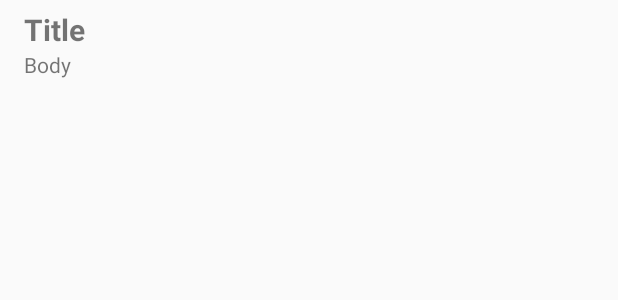
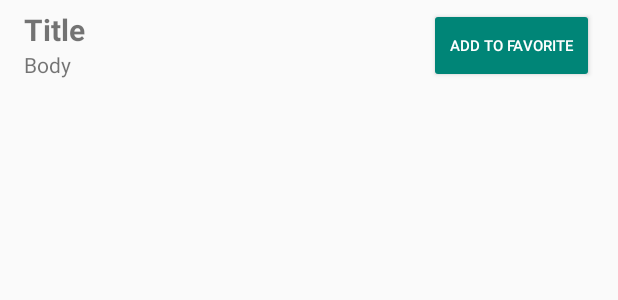
Before and after one commit to dedeandress/android-mvvm-example, an Android app: the layout item_post.xml on its own in the app's theme, with its tools: preview values and no code run, on a phone screen of 412 x 824 dp. Shown: the top 300 px of the screen. Run offline under Robolectric (Android 15) with nearby library versions, the phone set to English and light mode, and no system bars; network calls fail.

```diff
--- a/mvvmlatihan/app/build.gradle
+++ b/mvvmlatihan/app/build.gradle
@@ -10,7 +10,7 @@ android {
     compileSdkVersion 29
     defaultConfig {
         applicationId "com.latihan.mvvmlatihan"
-        minSdkVersion 15
+        minSdkVersion 21
         targetSdkVersion 29
         versionCode 1
         versionName "1.0"
--- a/mvvmlatihan/app/src/main/java/com/latihan/mvvmlatihan/domain/repository/PostRepository.kt
+++ b/mvvmlatihan/app/src/main/java/com/latihan/mvvmlatihan/domain/repository/PostRepository.kt
@@ -13,4 +13,6 @@ interface PostRepository {
     fun insertPost(post: PostModel)
 
     fun getFavoritePost(): LiveData<List<PostModel>>
+
+    fun deleteFavoritePost(post: PostModel)
 }
--- a/mvvmlatihan/app/src/main/java/com/latihan/mvvmlatihan/domain/usecase/PostUsecase.kt
+++ b/mvvmlatihan/app/src/main/java/com/latihan/mvvmlatihan/domain/usecase/PostUsecase.kt
@@ -25,4 +25,8 @@ class PostUsecase @Inject constructor(private val repository: PostRepository) {
         repository.insertPost(postModel)
     }
 
+    fun deletePost(postModel: PostModel) {
+        repository.deleteFavoritePost(postModel)
+    }
+
 }
--- a/mvvmlatihan/app/src/main/java/com/latihan/mvvmlatihan/ui/favorite/FavoriteViewModel.kt
+++ b/mvvmlatihan/app/src/main/java/com/latihan/mvvmlatihan/ui/favorite/FavoriteViewModel.kt
@@ -15,4 +15,8 @@ class FavoriteViewModel(application: Application) : BaseViewModel(application) {
     fun favoritePost(): LiveData<List<PostModel>> {
         return postUsecase.favoritePost()
     }
+
+    fun deletePost(postModel: PostModel) {
+        return postUsecase.deletePost(postModel)
+    }
 }
--- a/mvvmlatihan/app/src/main/java/com/latihan/mvvmlatihan/ui/post/PostAdapter.kt
+++ b/mvvmlatihan/app/src/main/java/com/latihan/mvvmlatihan/ui/post/PostAdapter.kt
@@ -32,7 +32,7 @@ class PostAdapter: RecyclerView.Adapter<PostAdapter.ViewHolder>() {
 
     override fun onBindViewHolder(holder: ViewHolder, position: Int) {
         holder.bindPost(items[position])
-        holder.itemView.setOnClickListener { onItemClickCallback.onItemClicked(items[position]) }
+        holder.addBtn.setOnClickListener { onItemClickCallback.onItemClicked(items[position]) }
     }
 
     override fun onCreateViewHolder(parent: ViewGroup, viewType: Int): ViewHolder {
@@ -46,6 +46,9 @@ class PostAdapter: RecyclerView.Adapter<PostAdapter.ViewHolder>() {
             view.title.text = post.title
             view.body.text = post.body
         }
+
+        val addBtn = view.add_btn
+
     }
 
     interface OnItemClickCallback{
--- a/mvvmlatihan/app/src/main/res/layout/activity_main.xml
+++ b/mvvmlatihan/app/src/main/res/layout/activity_main.xml
@@ -25,9 +25,7 @@
             app:layout_constraintBottom_toBottomOf="parent"
             app:layout_constraintLeft_toLeftOf="parent"
             app:layout_constraintRight_toRightOf="parent"
-            app:menu="@menu/bottom_navigation_menu"
-    >
-
+            app:menu="@menu/bottom_navigation_menu">
     </com.google.android.material.bottomnavigation.BottomNavigationView>
 
 </androidx.constraintlayout.widget.ConstraintLayout>
--- a/mvvmlatihan/app/src/main/res/layout/item_post.xml
+++ b/mvvmlatihan/app/src/main/res/layout/item_post.xml
@@ -1,7 +1,6 @@
 <?xml version="1.0" encoding="utf-8"?>
-<RelativeLayout xmlns:android="http://schemas.android.com/apk/res/android"
+<androidx.constraintlayout.widget.ConstraintLayout xmlns:android="http://schemas.android.com/apk/res/android"
                 xmlns:app="http://schemas.android.com/apk/res-auto"
-                android:orientation="vertical"
                 android:layout_marginTop="6dp"
                 android:layout_marginLeft="16dp"
                 android:layout_marginRight="16dp"
@@ -10,19 +9,36 @@
 
     <TextView
             android:id="@+id/title"
-            android:layout_width="match_parent"
+            android:layout_width="266dp"
             android:layout_height="wrap_content"
             android:text="Title"
             android:textSize="20sp"
             android:textStyle="bold"
-    />
+            app:layout_constraintTop_toTopOf="parent"
+            app:layout_constraintStart_toStartOf="parent"
+            android:layout_marginEnd="8dp"
+            />
 
     <TextView
             android:id="@+id/body"
-            android:layout_width="match_parent"
+            android:layout_width="266dp"
             android:layout_height="wrap_content"
             android:layout_below="@id/title"
+            app:layout_constraintTop_toBottomOf="@id/title"
+            app:layout_constraintStart_toStartOf="parent"
             android:text="Body"
     />
 
-</RelativeLayout>
+    <com.google.android.material.button.MaterialButton
+            style="@style/AppTheme.Button"
+            android:id="@+id/add_btn"
+            android:layout_width="110dp"
+            android:layout_height="50dp"
+            android:textSize="10sp"
+            android:text="Add to favorite"
+            app:layout_constraintEnd_toEndOf="parent"
+            app:layout_constraintTop_toTopOf="@id/title"
+            app:layout_constraintBottom_toBottomOf="@id/body"
+    />
+
+</androidx.constraintlayout.widget.ConstraintLayout>
--- a/mvvmlatihan/app/src/main/res/layout/post_list_fragment.xml
+++ b/mvvmlatihan/app/src/main/res/layout/post_list_fragment.xml
@@ -19,4 +19,5 @@
             android:layout_height="match_parent"
             tools:listitem="@layout/item_post"/>
 
+
 </RelativeLayout>
--- a/mvvmlatihan/app/src/main/res/values/colors.xml
+++ b/mvvmlatihan/app/src/main/res/values/colors.xml
@@ -3,4 +3,5 @@
     <color name="colorPrimary">#008577</color>
     <color name="colorPrimaryDark">#00574B</color>
     <color name="colorAccent">#D81B60</color>
+    <color name="White">#ffff</color>
 </resources>
--- a/mvvmlatihan/app/src/main/res/values/styles.xml
+++ b/mvvmlatihan/app/src/main/res/values/styles.xml
@@ -8,4 +8,16 @@
         <item name="colorAccent">@color/colorAccent</item>
     </style>
 
+    <style name="AppTheme.Button" parent="Widget.AppCompat.Button.Colored">
+        <item name="android:colorButtonNormal">@color/colorAccent</item>
+        <item name="android:textColor">@color/White</item>
+    </style>
+
+    <style name="ToggleBtn" parent="Widget.AppCompat.DrawerArrowToggle">
+        <item name="android:colorButtonNormal">@color/White</item>
+        <item name="android:textColor">@color/colorAccent</item>
+        <item name="android:text">more</item>
+
+    </style>
+
 </resources>
```
Also changed, not shown: mvvmlatihan/app/src/main/java/com/latihan/mvvmlatihan/data/PostRepositoryImpl.kt (+9 -0 lines), mvvmlatihan/app/src/main/java/com/latihan/mvvmlatihan/data/db/PostDao.kt (+4 -4 lines), mvvmlatihan/app/src/main/java/com/latihan/mvvmlatihan/ui/favorite/FavoriteFragment.kt (+7 -0 lines), mvvmlatihan/app/src/main/java/com/latihan/mvvmlatihan/ui/favorite/FavoritePostAdapter.kt (+47 -2 lines), mvvmlatihan/app/src/main/res/layout/favorite_item.xml (added, +75 -0 lines), mvvmlatihan/app/src/main/res/drawable/down_arrow.png (added), mvvmlatihan/app/src/main/res/drawable/right_arrow.png (added), mvvmlatihan/app/src/main/res/drawable/up_arrow.png (added).
